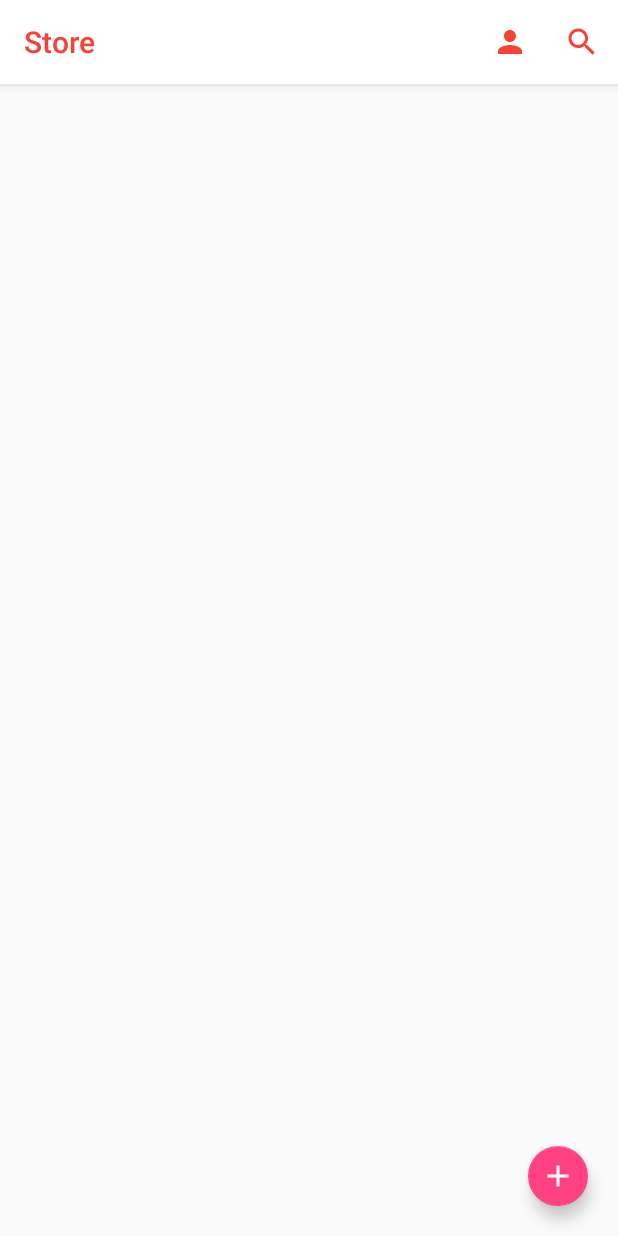
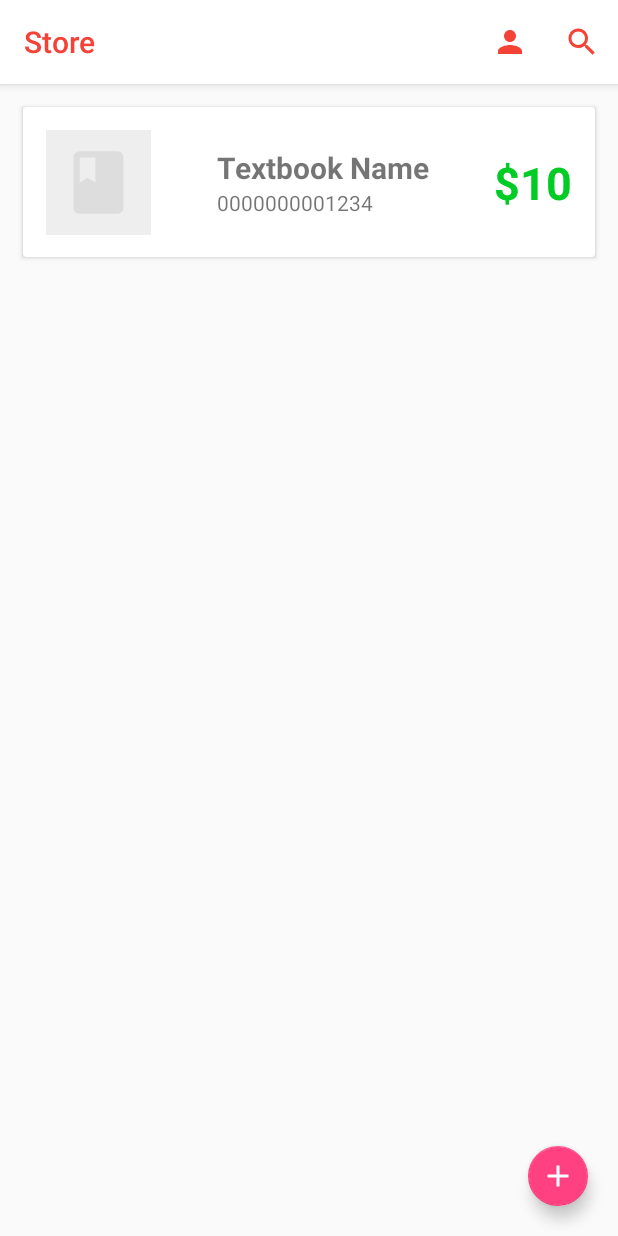
Before and after one commit to zachfalcone/CS455_Proj_13, an Android app: the screen it shows after launch once a user with an empty profile is signed in (StoreActivity), on a phone screen of 412 x 824 dp. Run offline under Robolectric (Android 15) with nearby library versions, the phone set to English and light mode, and no system bars; our stand-ins replace Firebase (no records; nobody signed in at launch, a user with empty details on screens opened directly).

Commit message:
Added item_textbook layout.
Started item_textbook layout; shows information about a textbook in a card. Added preview to activity_store.

```diff
--- a/app/build.gradle
+++ b/app/build.gradle
@@ -31,6 +31,7 @@ dependencies {
     compile 'com.google.android.gms:play-services-auth:11.4.2'
     compile 'com.android.support:design:25.3.1'
     testCompile 'junit:junit:4.12'
+    compile 'com.android.support:cardview-v7:25.3.1'
 }
 
 
--- /dev/null
+++ b/app/src/main/res/drawable/ic_book.xml
@@ -0,0 +1,9 @@
+<vector xmlns:android="http://schemas.android.com/apk/res/android"
+        android:width="50dp"
+        android:height="50dp"
+        android:viewportWidth="24.0"
+        android:viewportHeight="24.0">
+    <path
+        android:fillColor="#DDDDDD"
+        android:pathData="M18,2H6c-1.1,0 -2,0.9 -2,2v16c0,1.1 0.9,2 2,2h12c1.1,0 2,-0.9 2,-2V4c0,-1.1 -0.9,-2 -2,-2zM6,4h5v8l-2.5,-1.5L6,12V4z"/>
+</vector>
--- a/app/src/main/res/layout/activity_store.xml
+++ b/app/src/main/res/layout/activity_store.xml
@@ -6,6 +6,8 @@
     android:layout_height="match_parent"
     tools:context="cse455.csusb.bookngo.StoreActivity"
     android:id="@+id/store_view">
+
+    <include layout="@layout/item_textbook" />
 
     <android.support.design.widget.FloatingActionButton
         android:id="@+id/new_button"
--- /dev/null
+++ b/app/src/main/res/layout/item_textbook.xml
@@ -0,0 +1,89 @@
+<?xml version="1.0" encoding="utf-8"?>
+<LinearLayout xmlns:android="http://schemas.android.com/apk/res/android"
+    xmlns:app="http://schemas.android.com/apk/res-auto"
+    xmlns:tools="http://schemas.android.com/tools"
+    android:orientation="vertical"
+    android:layout_width="match_parent"
+    android:layout_height="match_parent">
+
+    <android.support.v7.widget.CardView
+        android:layout_width="match_parent"
+        android:layout_height="100dp"
+        android:layout_marginTop="15dp"
+        android:layout_marginLeft="15dp"
+        android:layout_marginRight="15dp"
+        android:clickable="true"
+        android:foreground="?android:attr/selectableItemBackground" >
+
+        <android.support.constraint.ConstraintLayout
+            android:layout_width="match_parent"
+            android:layout_height="match_parent">
+
+            <ImageView
+                android:id="@+id/preview_image"
+                android:layout_width="70dp"
+                android:layout_height="70dp"
+                android:background="#EEEEEE"
+                android:layout_marginStart="15dp"
+                android:src="@drawable/ic_book"
+                android:scaleType="center"
+                app:layout_constraintBottom_toBottomOf="parent"
+                app:layout_constraintTop_toTopOf="parent"
+                app:layout_constraintLeft_toLeftOf="parent" />
+
+            <LinearLayout
+                android:id="@+id/preview_info"
+                android:layout_width="wrap_content"
+                android:layout_height="wrap_content"
+                android:orientation="vertical"
+                android:layout_marginStart="15dp"
+                android:layout_marginEnd="15dp"
+                app:layout_constraintBottom_toBottomOf="parent"
+                app:layout_constraintTop_toTopOf="parent"
+                app:layout_constraintLeft_toRightOf="@+id/preview_image"
+                app:layout_constraintRight_toLeftOf="@+id/preview_price" >
+
+                <TextView
+                    android:id="@+id/preview_title"
+                    android:layout_width="wrap_content"
+                    android:layout_height="wrap_content"
+                    android:text="Textbook Name"
+                    android:textStyle="bold"
+                    android:textSize="20sp"
+                    android:paddingBottom="0dp"/>
+
+                <TextView
+                    android:id="@+id/preview_isbn"
+                    android:layout_width="wrap_content"
+                    android:layout_height="wrap_content"
+                    android:text="0000000001234"
+                    android:textStyle="normal"
+                    android:paddingBottom="0dp"/>
+
+                <TextView
+                    android:visibility="gone"
+                    android:id="@+id/preview_condition"
+                    android:layout_width="wrap_content"
+                    android:layout_height="wrap_content"
+                    tools:text="Excellent"/>
+
+            </LinearLayout>
+
+            <TextView
+                android:layout_width="wrap_content"
+                android:layout_height="wrap_content"
+                android:layout_marginRight="15dp"
+                android:textColor="@color/text_price"
+                android:textStyle="bold"
+                android:textSize="30sp"
+                android:text="$10"
+                app:layout_constraintRight_toRightOf="parent"
+                app:layout_constraintBottom_toBottomOf="parent"
+                app:layout_constraintTop_toTopOf="parent"
+                android:id="@+id/preview_price" />
+
+        </android.support.constraint.ConstraintLayout>
+
+    </android.support.v7.widget.CardView>
+
+</LinearLayout>
--- a/app/src/main/res/values/colors.xml
+++ b/app/src/main/res/values/colors.xml
@@ -20,8 +20,10 @@
     <!-- EditText -->
     <color name="editTextBackground">#55FFFFFF</color>
     <color name="editTextForeground">@color/white</color>
+    <color name="text_price">@color/green</color>
 
     <!-- Colors -->
     <color name="white">#FFFFFF</color>
+    <color name="green">#00cc25</color>
 
 </resources>
```
